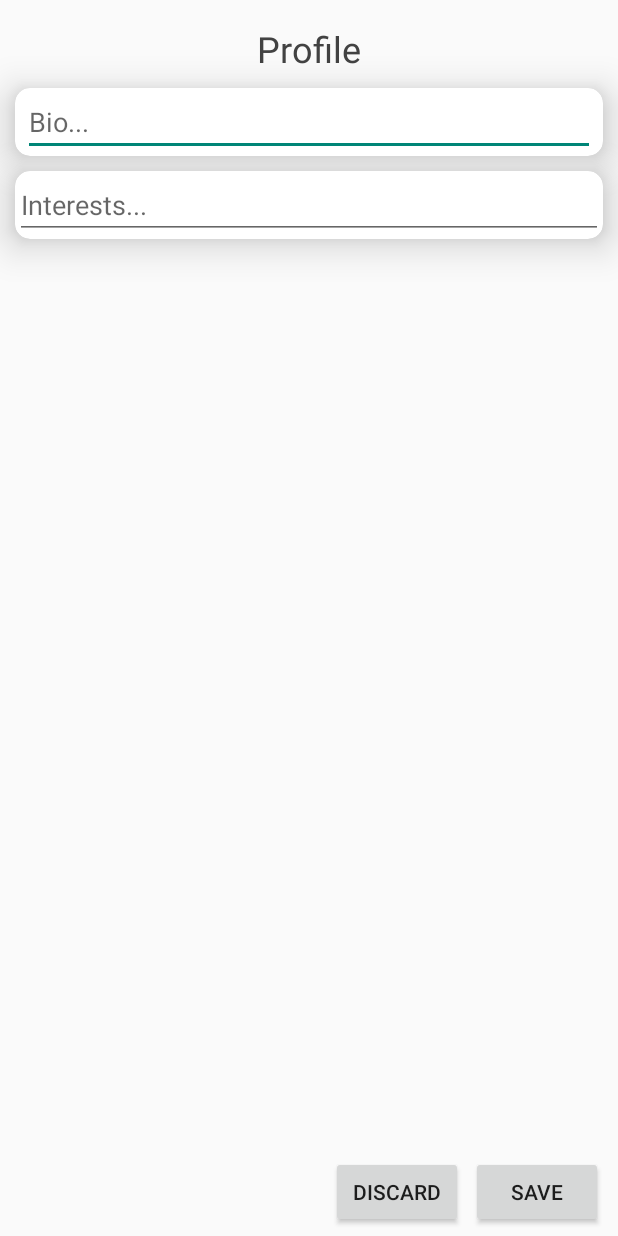
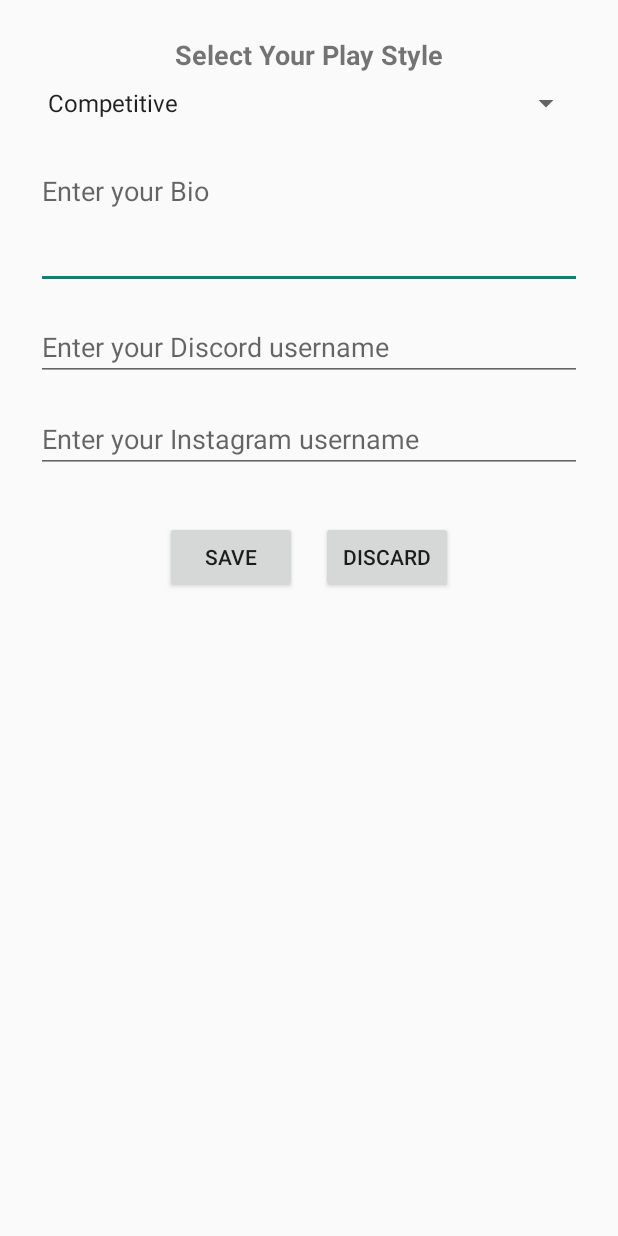
Before and after one commit to GitBray/ProjectGamr, an Android app built with Jetpack Compose: the layout fragment_profile.xml on its own in the app's theme, with its tools: preview values and no code run, on a phone screen of 412 x 824 dp. Run offline under Robolectric (Android 15) with nearby library versions, the light colour scheme and no system bars.

Commit message:
Added the ability to update profile and display it on the profile fragment

```diff
--- /dev/null
+++ b/app/src/main/java/com/example/GamrUI/GenericResponse.kt
@@ -0,0 +1,6 @@
+package com.example.GamrUI
+
+data class GenericResponse(
+    val status: String,
+    val message: String? = null
+)
--- /dev/null
+++ b/app/src/main/java/com/example/GamrUI/UpdateResponse.kt
@@ -0,0 +1,6 @@
+package com.example.GamrUI
+
+class UpdateResponse (
+    val status: String,
+    val message: String? = null
+)
--- a/app/src/main/res/layout/fragment_profile.xml
+++ b/app/src/main/res/layout/fragment_profile.xml
@@ -1,101 +1,78 @@
 <?xml version="1.0" encoding="utf-8"?>
-
-<androidx.constraintlayout.widget.ConstraintLayout xmlns:android="http://schemas.android.com/apk/res/android"
-    xmlns:app="http://schemas.android.com/apk/res-auto"
-    xmlns:tools="http://schemas.android.com/tools"
-    android:id="@+id/constraintLayout"
+<ScrollView xmlns:android="http://schemas.android.com/apk/res/android"
     android:layout_width="match_parent"
     android:layout_height="match_parent"
-    android:gravity="center"
-    android:orientation="vertical">
+    android:padding="24dp">
+
+    <LinearLayout
+        android:layout_width="match_parent"
+        android:layout_height="wrap_content"
+        android:orientation="vertical"
+        android:gravity="center_horizontal"
+        android:spacing="16dp">
 
         <TextView
-        android:id="@+id/titleText"
+            android:id="@+id/textViewPlayStyleLabel"
             android:layout_width="wrap_content"
             android:layout_height="wrap_content"
-        android:layout_marginTop="16dp"
-        android:text="Profile"
-        android:textColor="@color/cardview_dark_background"
-        android:textSize="24sp"
-        app:layout_constraintEnd_toEndOf="parent"
-        app:layout_constraintStart_toStartOf="parent"
-        app:layout_constraintTop_toTopOf="parent"
-        tools:ignore="HardcodedText" />
+            android:text="Select Your Play Style"
+            android:textSize="18sp"
+            android:textStyle="bold"
+            android:layout_marginBottom="8dp" />
 
-    <androidx.cardview.widget.CardView
-        android:id="@+id/bioCardView"
-        android:layout_width="0dp"
+        <Spinner
+            android:id="@+id/spinnerPlayingStyle"
+            android:layout_width="match_parent"
             android:layout_height="wrap_content"
-        android:layout_marginStart="10dp"
-        android:layout_marginTop="10dp"
-        android:layout_marginEnd="10dp"
-        app:cardCornerRadius="10dp"
-        app:cardElevation="16dp"
-        app:layout_constraintEnd_toEndOf="parent"
-        app:layout_constraintStart_toStartOf="parent"
-        app:layout_constraintTop_toBottomOf="@+id/titleText">
+            android:entries="@array/playing_styles" />
 
         <EditText
-            android:id="@+id/bioText"
+            android:id="@+id/editTextBio"
             android:layout_width="match_parent"
             android:layout_height="wrap_content"
-            android:layout_marginStart="5dp"
-            android:layout_marginEnd="5dp"
-            android:ems="10"
-            android:gravity="start|top"
-            android:hint="Bio..."
+            android:hint="Enter your Bio"
             android:inputType="textMultiLine"
-            app:layout_constraintBottom_toBottomOf="parent"
-            app:layout_constraintStart_toStartOf="parent"
-            app:layout_constraintTop_toTopOf="parent"
-            tools:ignore="HardcodedText" />
-
-    </androidx.cardview.widget.CardView>
-
-    <androidx.cardview.widget.CardView
-        android:id="@+id/interestsCardView"
-        android:layout_width="0dp"
-        android:layout_height="wrap_content"
-        android:layout_marginStart="10dp"
-        android:layout_marginTop="10dp"
-        android:layout_marginEnd="10dp"
-        app:cardCornerRadius="10dp"
-        app:cardElevation="16dp"
-        app:layout_constraintEnd_toEndOf="parent"
-        app:layout_constraintStart_toStartOf="parent"
-        app:layout_constraintTop_toBottomOf="@+id/bioCardView">
+            android:minLines="3"
+            android:gravity="top|start"
+            android:layout_marginTop="24dp" />
 
         <EditText
-            android:id="@+id/interestsText"
+            android:id="@+id/editTextDiscord"
             android:layout_width="match_parent"
             android:layout_height="wrap_content"
-            android:ems="10"
-            android:gravity="start|top"
-            android:hint="Interests..."
-            android:inputType="textMultiLine"
-            tools:ignore="HardcodedText" />
-    </androidx.cardview.widget.CardView>
+            android:hint="Enter your Discord username"
+            android:inputType="textPersonName"
+            android:layout_marginTop="16dp" />
+
+        <EditText
+            android:id="@+id/editTextInstagram"
+            android:layout_width="match_parent"
+            android:layout_height="wrap_content"
+            android:hint="Enter your Instagram username"
+            android:inputType="textPersonName"
+            android:layout_marginTop="16dp" />
+
+        <LinearLayout
+            android:layout_width="match_parent"
+            android:layout_height="wrap_content"
+            android:orientation="horizontal"
+            android:gravity="center"
+            android:layout_marginTop="32dp">
+            <Button
+                android:id="@+id/buttonSave"
+                android:layout_width="wrap_content"
+                android:layout_height="wrap_content"
+                android:text="SAVE"
+                android:layout_marginEnd="16dp" />
 
             <Button
-        android:id="@+id/saveButton"
+                android:id="@+id/buttonDiscard"
                 android:layout_width="wrap_content"
                 android:layout_height="wrap_content"
-        android:layout_marginEnd="10dp"
-        android:layout_marginBottom="5dp"
-        android:text="SAVE"
-        app:layout_constraintBottom_toBottomOf="parent"
-        app:layout_constraintEnd_toEndOf="parent"
-        tools:ignore="HardcodedText" />
+                android:text="DISCARD" />
 
-    <Button
-        android:id="@+id/discardButton"
-        android:layout_width="wrap_content"
-        android:layout_height="wrap_content"
-        android:layout_marginEnd="5dp"
-        android:layout_marginBottom="5dp"
-        android:text="DISCARD"
-        app:layout_constraintBottom_toBottomOf="parent"
-        app:layout_constraintEnd_toStartOf="@+id/saveButton"
-        tools:ignore="HardcodedText"/>
+        </LinearLayout>
 
-</androidx.constraintlayout.widget.ConstraintLayout>
+    </LinearLayout>
+
+</ScrollView>
--- a/app/src/main/res/values/strings.xml
+++ b/app/src/main/res/values/strings.xml
@@ -11,4 +11,9 @@
     <string name="racing">racing</string>
     <string name="moba">moba</string>
     <string name="fighting">fighting</string>
+    <string-array name="playing_styles">
+        <item>Competitive</item>
+        <item>Non-competitive</item>
+        <item>Casual</item>
+    </string-array>
 </resources>
```
Also changed, not shown: app/src/main/java/com/example/GamrUI/ApiService.kt (+43 -0 lines), app/src/main/java/com/example/GamrUI/Message.kt (added, +9 -0 lines), app/src/main/java/com/example/GamrUI/UserProfile.kt (added, +9 -0 lines), app/src/main/java/com/example/GamrUI/fragments/ProfileFragment.kt (+73 -2 lines). Lines whose indentation alone changed are shown as unchanged.
